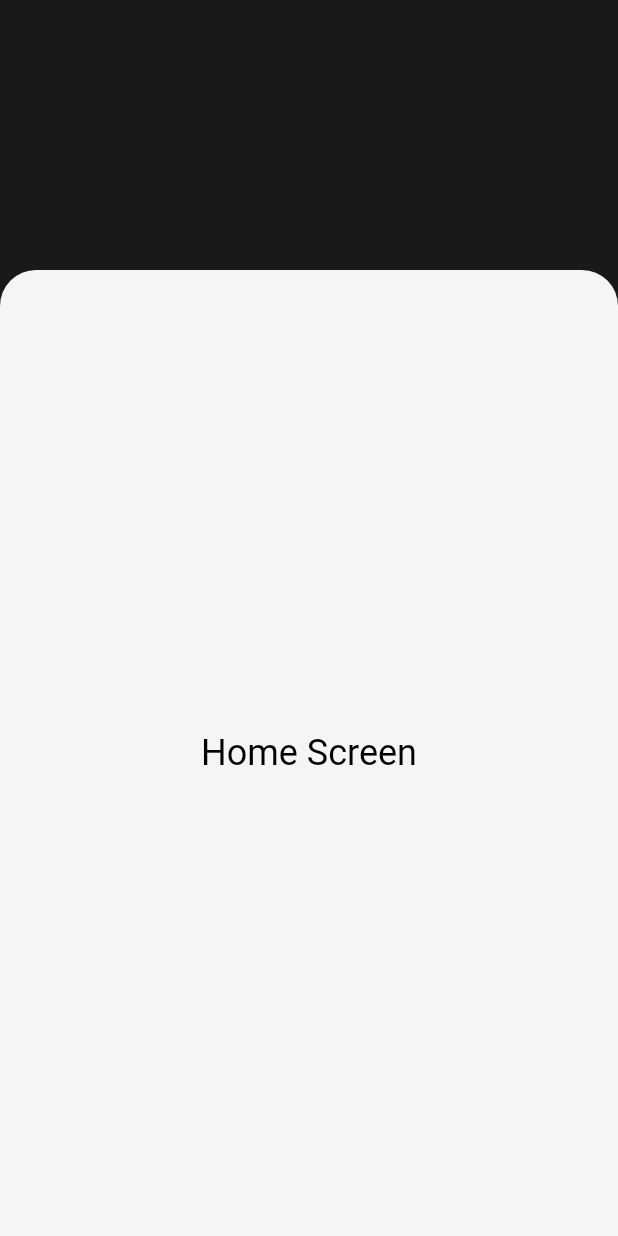
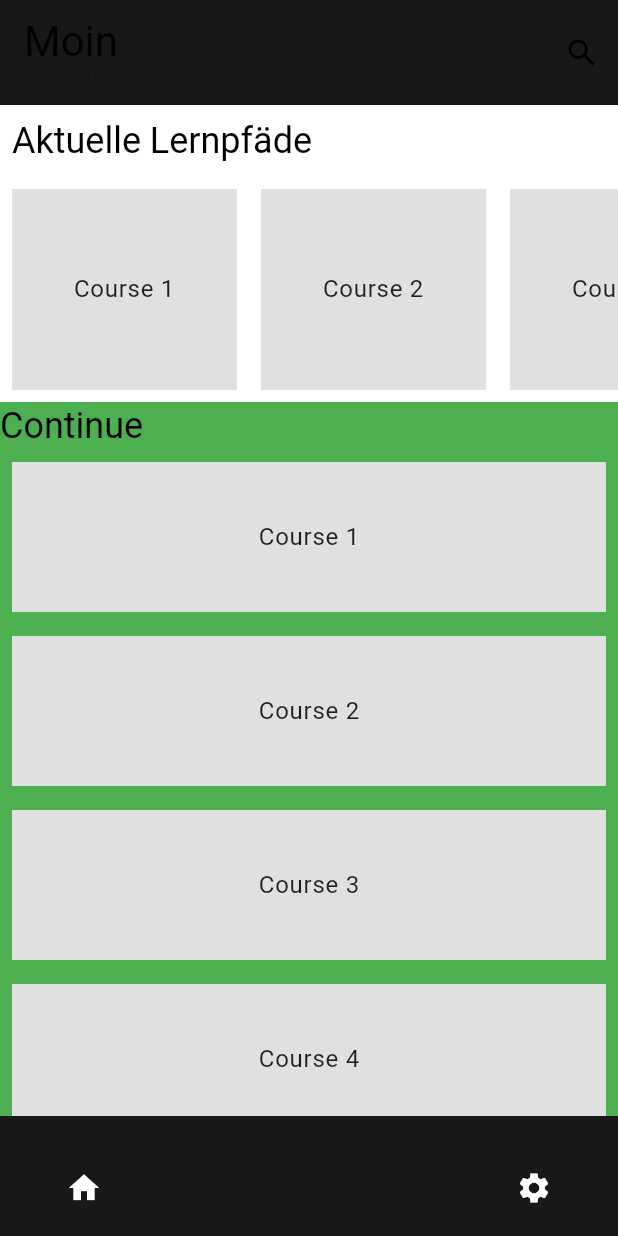
Before and after one commit to Theodor-Litt-Schule-Neumunster/geozebra, a Flutter app: the screen it shows after launch, on a phone screen of 412 x 824 dp. Run offline on Flutter 3.47's test engine with Material 3 defaults, Android fonts, the phone set to English and light mode, and no system bars; our stand-ins replace shared_preferences, webview_flutter.

Commit message:
Enhance HomeScreen layout and split into multiple files

```diff
--- a/lib/screens/home_screen.dart
+++ b/lib/screens/home_screen.dart
@@ -1,31 +1,82 @@
 import 'package:flutter/material.dart';
+import '../widgets/course_continue_widget.dart';
+import '../widgets/courses_widget.dart';
 
 class HomeScreen extends StatelessWidget {
   const HomeScreen({super.key});
 
   @override
   Widget build(BuildContext context) {
+    final theme =
+        Theme.of(context).brightness == Brightness.dark ? 'Dark' : 'Light';
+
     return Scaffold(
-      body: Container(
-        color: Color.fromRGBO(25, 25, 25, 1), // Dark background
-        child: Padding(
-          padding: const EdgeInsets.only(top: 180.0), // 180 pixels padding at the top
-          child: Container(
-            width: double.infinity,
-            height: double.infinity,
-            decoration: BoxDecoration(
-              color: Theme.of(context).colorScheme.surface, // Slightly lighter color
-              borderRadius: const BorderRadius.only(
-                topLeft: Radius.circular(24),
-                topRight: Radius.circular(24),
+      appBar: AppBar(
+        toolbarHeight: 70.0, // Set the height of the AppBar
+        title: Column(
+          crossAxisAlignment: CrossAxisAlignment.start,
+          children: [
+            Text(
+              'Moin',
+              style: Theme.of(context).textTheme.headlineMedium,
+            ),
+            Text(
+              'Active Theme: $theme',
+              style: Theme.of(context).textTheme.bodySmall?.copyWith(
+                    color: Theme.of(context).colorScheme.secondary,
+                  ),
+            ),
+          ],
+        ),
+        actions: [
+          IconButton(
+            icon: Icon(Icons.search),
+            onPressed: () {
+              // Define the action for the search button here
+            },
+          ),
+        ],
+        backgroundColor: Color.fromRGBO(24, 24, 24, 1),
+      ),
+      body: SingleChildScrollView(
+        child: Column(
+          children: [
+            CoursesWidget(
+              courses: ['Course 1', 'Course 2', 'Course 3', 'Course 4', 'Course 5', 'Course 6', 'Course 7'],
+            ),
+            Container(
+              color: Colors.green, // Color for the second container
+              child: Column(
+                children: [
+                  CourseContinueWidget(
+                    courses: ['Course 1', 'Course 2', 'Course 3', 'Course 4', 'Course 5', 'Course 6', 'Course 7'],
+                  ),
+                ],
               ),
             ),
-            child: Center(
-              child: Text(
-                'Home Screen',
-                style: Theme.of(context).textTheme.headlineSmall,
+          ],
+        ),
+      ),
+      bottomNavigationBar: BottomAppBar(
+        color: Color.fromRGBO(24, 24, 24, 1),
+        child: Padding(
+          padding: const EdgeInsets.all(16.0),
+          child: Row(
+            mainAxisAlignment: MainAxisAlignment.spaceBetween,
+            children: [
+              IconButton(
+                icon: Icon(Icons.home, color: Colors.white),
+                onPressed: () {
+                  // Define the action for the home button here
+                },
               ),
-            ),
+              IconButton(
+                icon: Icon(Icons.settings, color: Colors.white),
+                onPressed: () {
+                  // Define the action for the settings button here
+                },
+              ),
+            ],
           ),
         ),
       ),
--- a/lib/themes/dark_theme.dart
+++ b/lib/themes/dark_theme.dart
@@ -48,7 +48,7 @@ class DarkTheme {
           fontSize: 18,
           fontWeight: FontWeight.bold,
           color: Colors.white, // Subheadings in white
-        ),
+        )
       ),
       bottomNavigationBarTheme: const BottomNavigationBarThemeData(
         backgroundColor: Color(0xFF1C1C1E), // Dark gray background
--- /dev/null
+++ b/lib/widgets/course_continue_widget.dart
@@ -0,0 +1,34 @@
+import 'package:flutter/material.dart';
+
+class CourseContinueWidget extends StatelessWidget {
+  final List<String> courses;
+
+  const CourseContinueWidget({super.key, required this.courses});
+
+  @override
+  Widget build(BuildContext context) {
+    return Column(
+      crossAxisAlignment: CrossAxisAlignment.start,
+      children: [
+        Text(
+          'Continue',
+          style: Theme.of(context).textTheme.headlineSmall,
+        ),
+        ...courses.map((course) => Padding(
+              padding: const EdgeInsets.all(8.0),
+              child: Container(
+                color: Colors.grey[300],
+                height: 100.0,
+                width: double.infinity,
+                child: Center(
+                  child: Text(
+                    course,
+                    style: Theme.of(context).textTheme.bodyLarge,
+                  ),
+                ),
+              ),
+            )),
+      ],
+    );
+  }
+}
--- /dev/null
+++ b/lib/widgets/courses_widget.dart
@@ -0,0 +1,46 @@
+import 'package:flutter/material.dart';
+
+class CoursesWidget extends StatelessWidget {
+  final List<String> courses;
+
+  const CoursesWidget({super.key, required this.courses});
+
+  @override
+  Widget build(BuildContext context) {
+    return Column(
+      crossAxisAlignment: CrossAxisAlignment.start,
+      children: [
+        Padding(
+          padding: const EdgeInsets.all(8.0),
+          child: Text(
+            'Aktuelle Lernpfäde',
+            style: Theme.of(context).textTheme.headlineSmall,
+          ),
+        ),
+        SizedBox(
+          height: 150.0, // Adjust the height as needed
+          child: ListView.builder(
+            scrollDirection: Axis.horizontal,
+            itemCount: courses.length,
+            itemBuilder: (context, index) {
+              return Padding(
+                padding: const EdgeInsets.all(8.0),
+                child: Container(
+                  width: 150.0, // Adjust the width as needed
+                  color: Colors.grey[300],
+                  child: Center(
+                    child: Text(
+                      courses[index],
+                      style: Theme.of(context).textTheme.bodyLarge,
+                      textAlign: TextAlign.center,
+                    ),
+                  ),
+                ),
+              );
+            },
+          ),
+        ),
+      ],
+    );
+  }
+}
```
